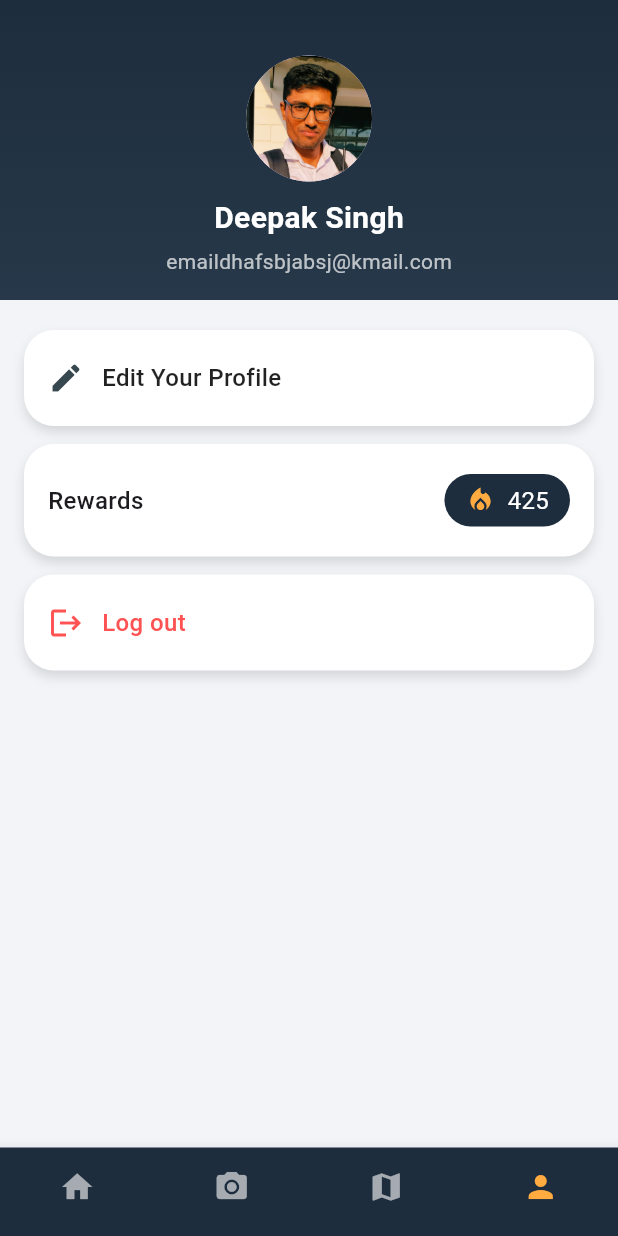
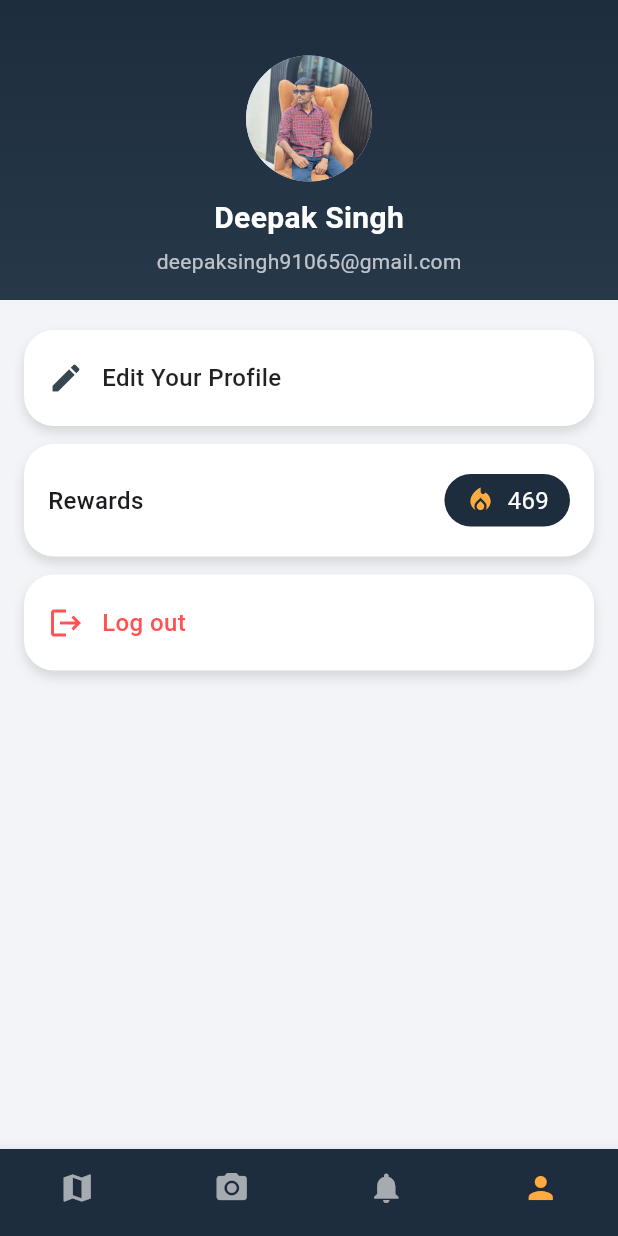
Before and after one commit to 12Adityasharma/city_Guardian, a Flutter app: the HomePage screen opened directly, item 4 of the bottom bar chosen, on a phone screen of 412 x 824 dp. Run offline on Flutter 3.47's test engine with Material 3 defaults, Android fonts, the phone set to English and light mode, and no system bars; our stand-ins replace firebase_auth, firebase_core, geocoding, geolocator, google_maps_flutter, google_sign_in and 2 more; accounts and stored records are empty.

Commit message:
Navigation Shifted,Roger.

```diff
--- a/CityGuardian/lib/home_page.dart
+++ b/CityGuardian/lib/home_page.dart
@@ -1,6 +1,7 @@
 import 'package:flutter/material.dart';
+import 'map_screen.dart';
+import 'notifications_page.dart';
 import 'profile.dart';
-import 'map_screen.dart';
 
 class HomePage extends StatefulWidget {
   @override
@@ -8,13 +9,13 @@ class HomePage extends StatefulWidget {
 }
 
 class _HomePageState extends State<HomePage> {
-  int _currentIndex = 2; // Start on Map Page
+  int _currentIndex = 0; // Start with Map as home
 
   final List<Widget> _pages = [
-    Placeholder(),         // Home
-    Placeholder(),         // Camera
-    MapScreen(),           // Map
-    StylishProfilePage(),  // Profile
+    MapScreen(),               // Map tab
+    Placeholder(),             // Camera tab
+    NotificationsPage(),       // Notifications tab
+    StylishProfilePage(),      // Profile tab
   ];
 
   @override
@@ -35,10 +36,22 @@ class _HomePageState extends State<HomePage> {
         showUnselectedLabels: false,
         type: BottomNavigationBarType.fixed,
         items: const [
-          BottomNavigationBarItem(icon: Icon(Icons.home), label: ''),
-          BottomNavigationBarItem(icon: Icon(Icons.camera_alt), label: ''),
-          BottomNavigationBarItem(icon: Icon(Icons.map), label: ''),  // Map icon
-          BottomNavigationBarItem(icon: Icon(Icons.person), label: ''),  // Profile
+          BottomNavigationBarItem(
+            icon: Icon(Icons.map),
+            label: 'Map',
+          ),
+          BottomNavigationBarItem(
+            icon: Icon(Icons.camera_alt),
+            label: 'Camera',
+          ),
+          BottomNavigationBarItem(
+            icon: Icon(Icons.notifications),
+            label: 'Notifications',
+          ),
+          BottomNavigationBarItem(
+            icon: Icon(Icons.person),
+            label: 'Profile',
+          ),
         ],
       ),
     );
--- /dev/null
+++ b/CityGuardian/lib/notifications_page.dart
@@ -0,0 +1,25 @@
+import 'package:flutter/material.dart';
+
+class NotificationsPage extends StatelessWidget {
+  const NotificationsPage({super.key});
+
+  @override
+  Widget build(BuildContext context) {
+    final List<String> notifications = [
+      "Garbage reported near City Center",
+      "Road damage fixed at Sector 12",
+      "Water leakage issue assigned to municipality",
+    ];
+
+    return Scaffold(
+      appBar: AppBar(title: Text("Notifications")),
+      body: ListView.builder(
+        itemCount: notifications.length,
+        itemBuilder: (context, index) => ListTile(
+          leading: Icon(Icons.notifications_active, color: Colors.orange),
+          title: Text(notifications[index]),
+        ),
+      ),
+    );
+  }
+}
--- a/CityGuardian/lib/profile.dart
+++ b/CityGuardian/lib/profile.dart
@@ -11,8 +11,8 @@ class StylishProfilePage extends StatefulWidget {
 
 class _StylishProfilePageState extends State<StylishProfilePage> {
   String _name = 'Deepak Singh';
-  String _email = 'emaildhafsbjabsj@kmail.com';
-  int _rewards = 425; // Example reward count
+  String _email = 'deepaksingh91065@gmail.com';
+  int _rewards = 469; // Example reward count
 
   @override
   Widget build(BuildContext context) {
@@ -41,7 +41,7 @@ class _StylishProfilePageState extends State<StylishProfilePage> {
                       children: [
                         CircleAvatar(
                           radius: 42,
-                          backgroundImage: const AssetImage('assets/deepak.jpg'),
+                          backgroundImage: const AssetImage('assets/deepak.jpeg'),
                         ),
                         const SizedBox(height: 10),
                         Text(
--- a/CityGuardian/pubspec.yaml
+++ b/CityGuardian/pubspec.yaml
@@ -74,7 +74,7 @@ flutter:
     - assets/pothole2.jpg
     - assets/pothole3.jpg
     - assets/pothole4.jpg
-    - assets/deepak.jpg
+    - assets/deepak.jpeg
   # To add assets to your application, add an assets section, like this:
   # assets:
   #   - images/a_dot_burr.jpeg
```
Also changed, not shown: CityGuardian/assets/deepak.jpeg (added), CityGuardian/assets/deepak.jpg (deleted), 1 other file.
